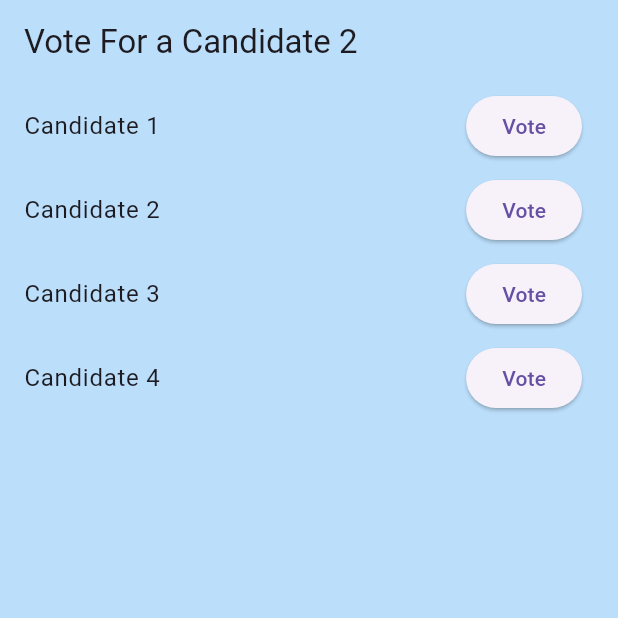
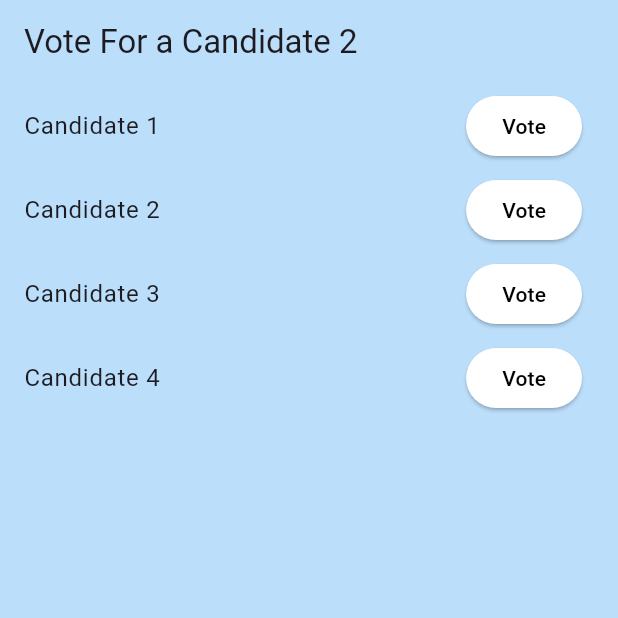
Before and after one commit to Md-Junaead/voting_app, a Flutter app: the screen it shows after launch, on a phone screen of 412 x 824 dp, the top half of it. Run offline on Flutter 3.47's test engine with Material 3 defaults, Android fonts, the phone set to English and light mode, and no system bars.

Commit message:
Vote Button issue Fixed

```diff
--- a/lib/Voting App/Screen/voting_screen.dart
+++ b/lib/Voting App/Screen/voting_screen.dart
@@ -22,7 +22,7 @@ class VotingScreen extends StatelessWidget {
               itemBuilder: (context, index) {
                 final candidate = votingProvider.candidates[index];
                 final isVote =
-                    votingProvider.selectedCandidateId = candidate.id;
+                    votingProvider.selectedCandidateId == candidate.id;
                 return ListTile(
                   title: Text(candidate.name),
                   trailing: ElevatedButton(
@@ -32,7 +32,12 @@ class VotingScreen extends StatelessWidget {
                     onPressed: () {
                       votingProvider.vote(candidate.id);
                     },
-                    child: Text('Vote'),
+                    child: Text(
+                      'Vote',
+                      style: TextStyle(
+                        color: isVote ? Colors.white : Colors.black,
+                      ),
+                    ),
                   ),
                 );
               },
```
